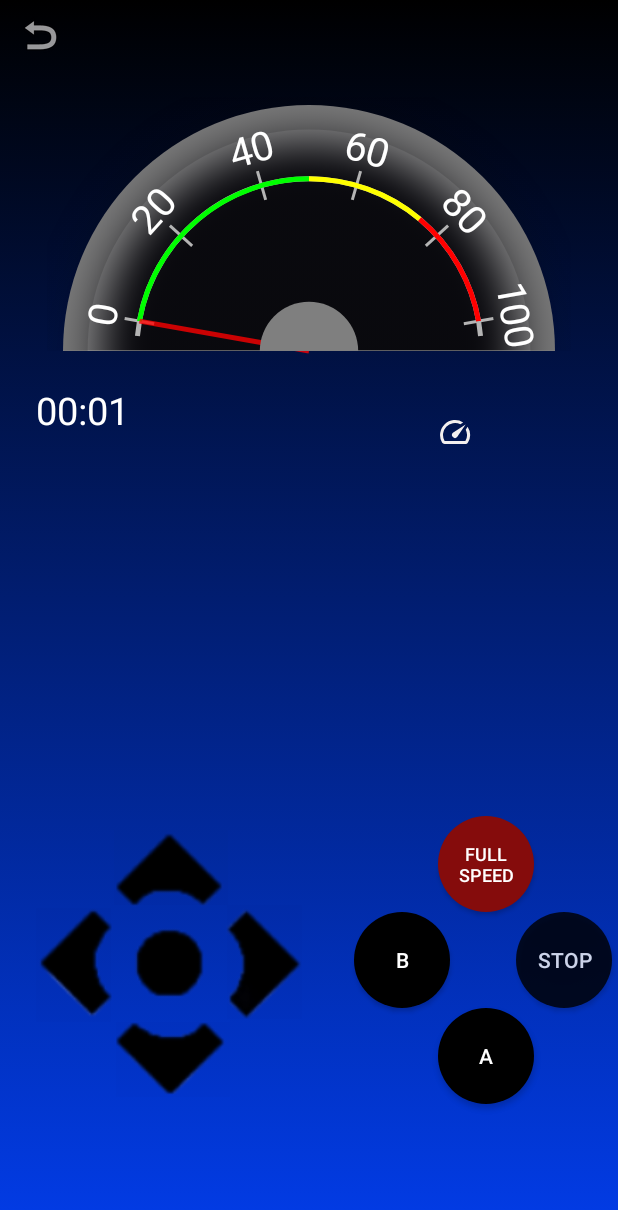
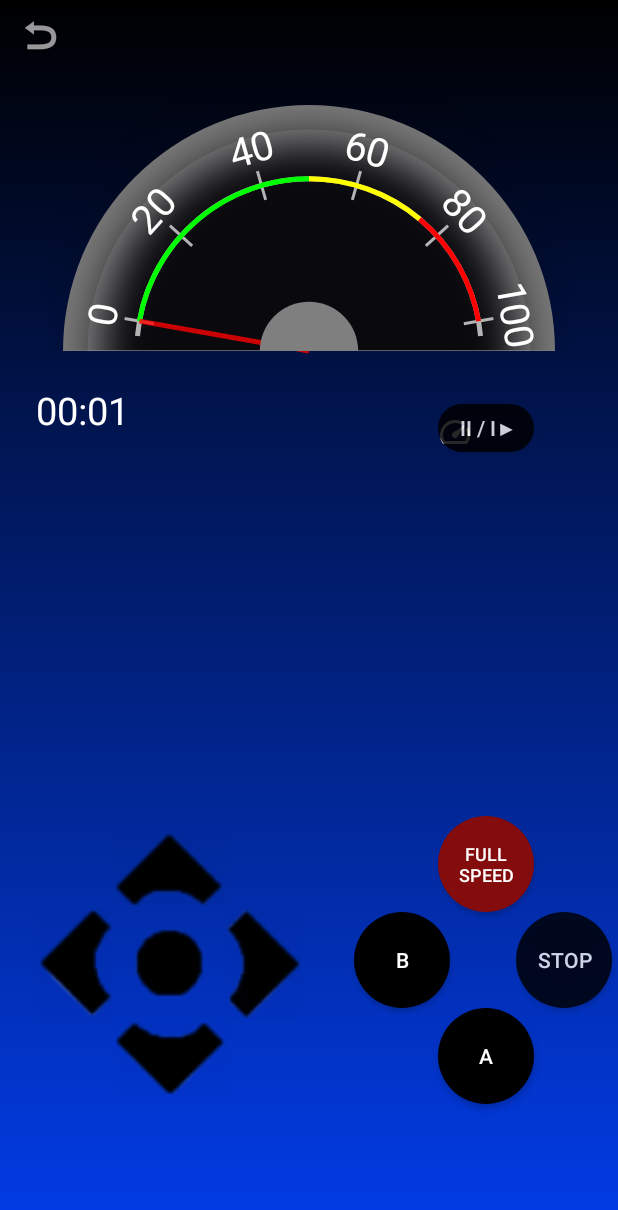
Before and after one commit to DIT113-V22/group-08, an Android app: the ControlPad screen opened directly, with no data from a screen before it, on a phone screen of 412 x 824 dp. Shown: the top 1210 px of the screen. Run offline under Robolectric (Android 15) with nearby library versions, the phone set to English and light mode, and no system bars; libraries missing offline, so code that uses them is left out: org.eclipse.paho; 2 statements that could not run were skipped.

Commit message:
Added pause button for joystick and control pad
Fixes related issue: #6

```diff
--- a/Android/islandRush/app/src/main/java/com/quinstedt/islandRush/ControlPad.java
+++ b/Android/islandRush/app/src/main/java/com/quinstedt/islandRush/ControlPad.java
@@ -11,6 +11,7 @@ import android.graphics.Color;
 import android.os.Bundle;
 import android.util.Log;
 import android.view.MotionEvent;
+import android.view.View;
 import android.widget.Button;
 import android.widget.ImageButton;
 import android.widget.Chronometer;
@@ -25,6 +26,7 @@ public class ControlPad extends AppCompatActivity {
     private SpeedometerView speedometer;
     private int counter;
     private Boolean onReverse = false;
+    private Boolean running = true;
     TextView directionIndicator;
 
     private final int DURATION = 2000;
@@ -63,6 +65,27 @@ public class ControlPad extends AppCompatActivity {
         Chronometer simpleChronometer = findViewById(R.id.simpleChronometerControlPad);
 
         simpleChronometer.start();
+
+        // Pause and Unpause timer
+        Button pause = findViewById(R.id.pauseButtonControlPad); // pause the chronometer
+        pause.setOnClickListener(new View.OnClickListener() {
+
+            @Override
+            public void onClick(View view) {
+                if(running) {
+                    /**
+                     * remembers the button has been pressed
+                     */
+                    simpleChronometer.stop();
+                    running = false;
+                }
+                else {
+                    simpleChronometer.start();
+                    running = true;
+                }
+            }
+        });
+
         ImageButton escapeHash = findViewById(R.id.controlPad_escapeHash);
         escapeHash.setOnClickListener(view -> goBack());
 
--- a/Android/islandRush/app/src/main/res/layout/activity_control_pad.xml
+++ b/Android/islandRush/app/src/main/res/layout/activity_control_pad.xml
@@ -8,6 +8,20 @@
     android:background="@drawable/background1"
     tools:context=".ControlPad">
 
+
+    <Button
+        android:id="@+id/pauseButtonControlPad"
+        android:layout_width="64dp"
+        android:layout_height="32dp"
+        android:layout_marginEnd="56dp"
+        android:layout_marginTop="30dp"
+        android:alpha="0.8"
+        android:background="@drawable/black_circle_button"
+        android:onClick="pauseChronometer"
+        android:text=" II / I▶"
+        android:textColor="@color/white"
+        app:layout_constraintEnd_toEndOf="parent"
+        app:layout_constraintTop_toBottomOf="@+id/speedometerControlPad" />
 
     <TextView
         android:id="@+id/finish_controlPad"
```
Also changed, not shown: Android/islandRush/app/src/main/java/com/quinstedt/islandRush/Joystick.java (+23 -1 lines), Android/islandRush/app/src/main/res/layout/activity_joystick.xml (+27 -0 lines).
